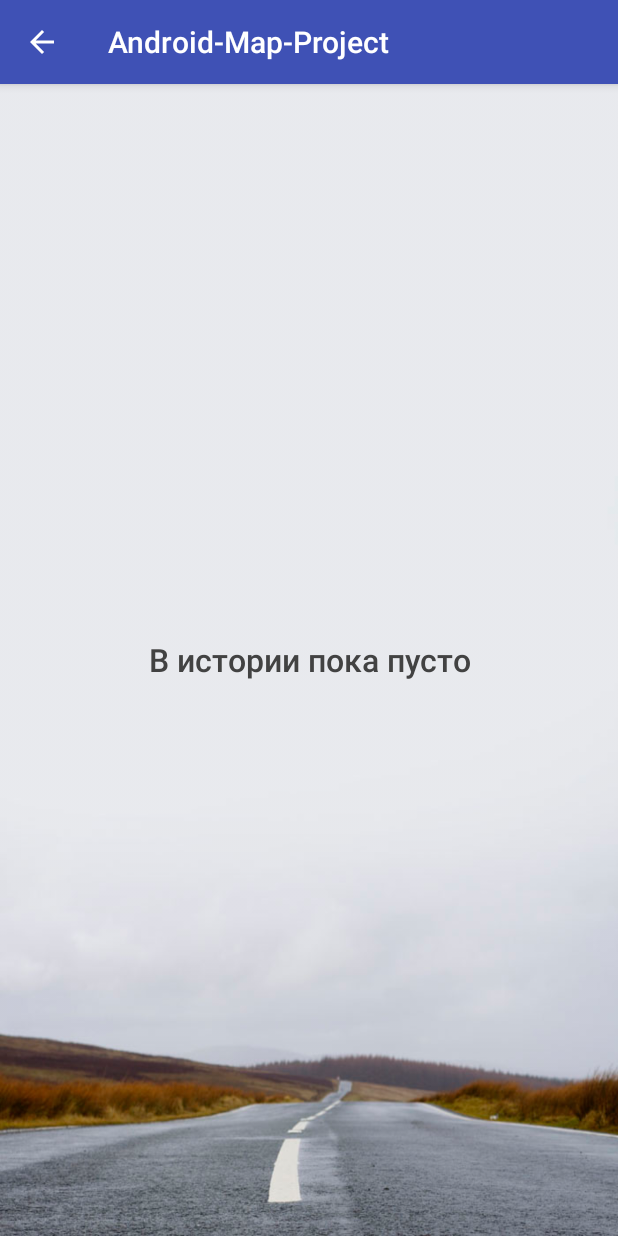
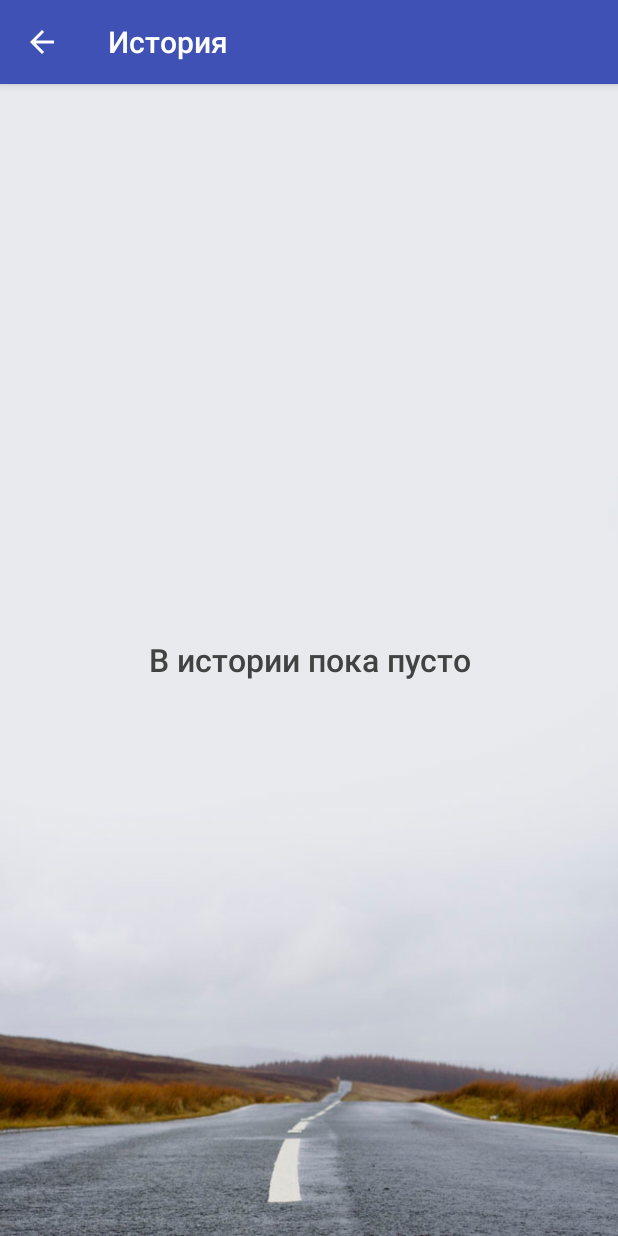
Before and after one commit to shevart/Android-Map-Project, an Android app: the SelectPlaceFromHistoryActivity screen opened directly, with no data from a screen before it, on a phone screen of 412 x 824 dp. Run offline under Robolectric (Android 15) with nearby library versions, the phone set to English and light mode, and no system bars; libraries missing offline, so code that uses them is left out: com.facebook.stetho.

Commit message:
update readme Add title to history

```diff
--- a/app/src/main/java/com/shevart/google_map/ui/screens/select_last_place/SelectPlaceFromHistoryActivity.java
+++ b/app/src/main/java/com/shevart/google_map/ui/screens/select_last_place/SelectPlaceFromHistoryActivity.java
@@ -26,6 +26,7 @@ public class SelectPlaceFromHistoryActivity extends AbsMVPActivity<SelectLastPla
         super.onCreate(savedInstanceState);
         setContentView(R.layout.activity_select_place_from_history);
         enableToolbarBackButton();
+        setTitle(getString(R.string.history));
 
         vwEmptyHistory = findViewById(R.id.llEmptyHistory);
         adapter = new TripPointsHistoryRVAdapter(this);
--- a/app/src/main/res/values/strings.xml
+++ b/app/src/main/res/values/strings.xml
@@ -17,4 +17,5 @@
     <string name="error_alert_route_failed">Не удалось построить маршрут!</string>
     <string name="no_name">Без имени</string>
     <string name="empty_history_msg">В истории пока пусто</string>
+    <string name="history">История</string>
 </resources>
```
Also changed, not shown: 1 other file.
